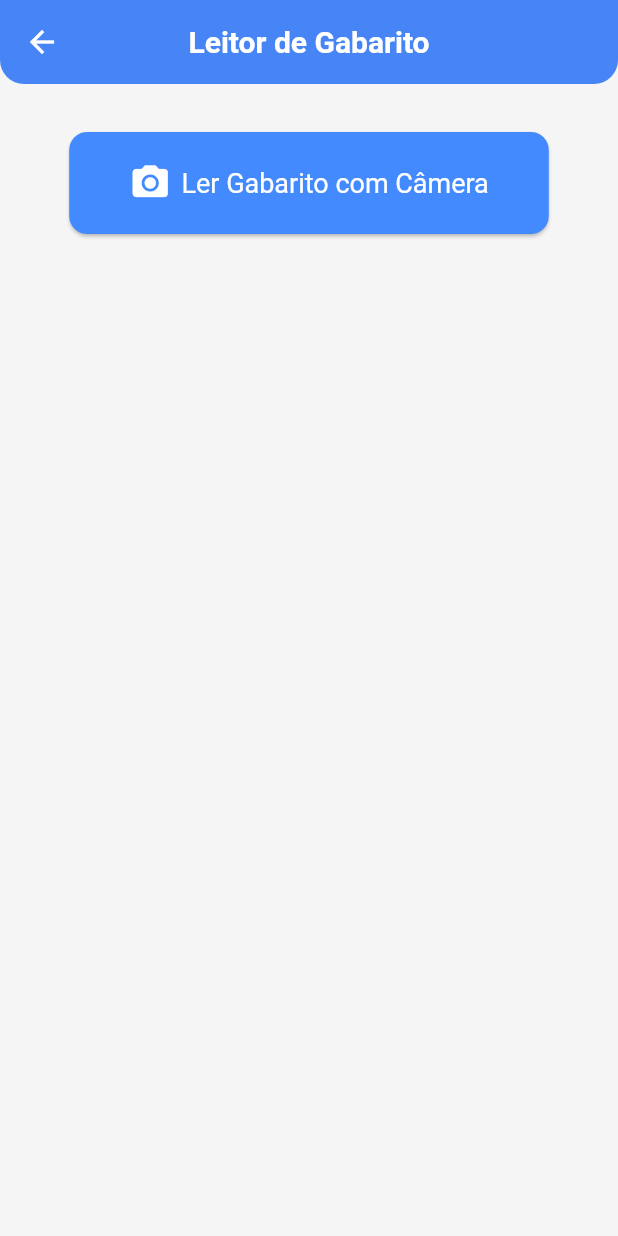
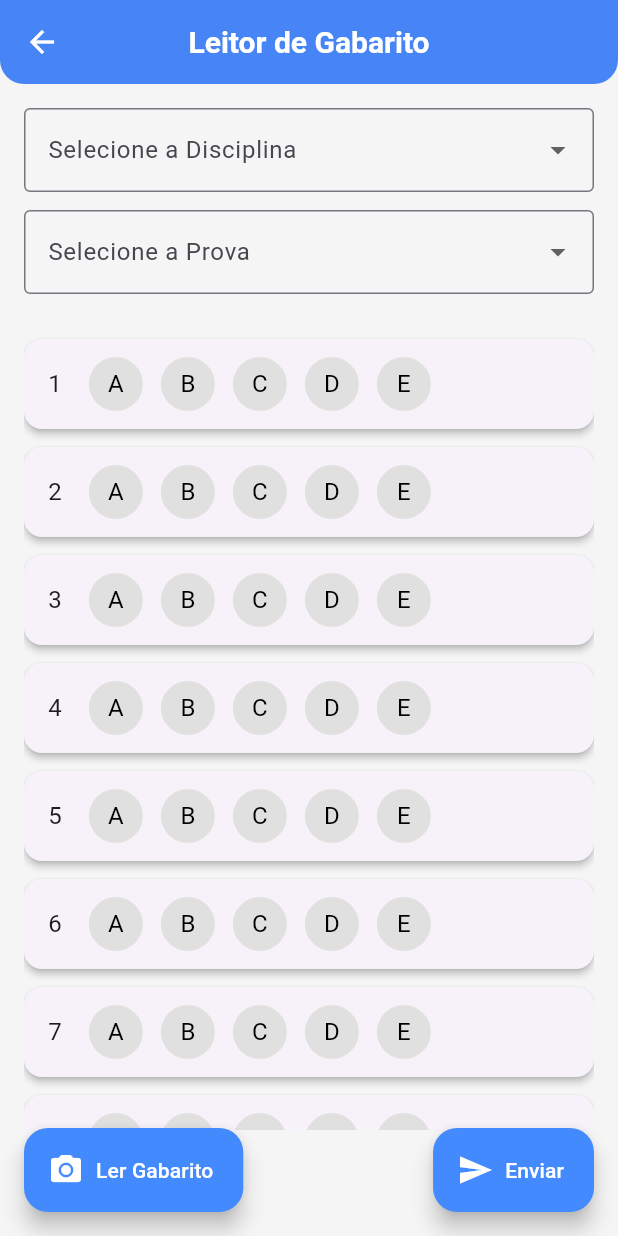
Before and after one commit to PatrickPierre1/Hackathon2025, a Flutter app: the GabaritoOCRPage screen opened directly with empty values, on a phone screen of 412 x 824 dp. Run offline on Flutter 3.47's test engine with Material 3 defaults, Android fonts, the phone set to English and light mode, and no system bars; our stand-ins replace image_picker; missing offline and left inert: google_mlkit_text_recognition.

```diff
--- /dev/null
+++ b/frontend/lib/models/disciplina.dart
@@ -0,0 +1,13 @@
+class Disciplina {
+  final int id;
+  final String nome;
+
+  Disciplina({required this.id, required this.nome});
+
+  factory Disciplina.fromJson(Map<String, dynamic> json) {
+    return Disciplina(
+      id: json['id'],
+      nome: json['nome'],
+    );
+  }
+}
--- a/frontend/lib/ui/pages/aluno_page.dart
+++ b/frontend/lib/ui/pages/aluno_page.dart
@@ -1,4 +1,5 @@
 import 'package:flutter/material.dart';
+import 'package:frontend/ui/pages/gabaritos_ocr_page.dart';
 import '../../models/turma.dart';
 import '../../models/aluno.dart';
 import '../widgets/custom_appbar.dart';
@@ -103,9 +104,8 @@ class _AlunosPageState extends State<AlunosPage> {
                       Navigator.push(
                         context,
                         MaterialPageRoute(
-                          builder: (context) => DisciplinasPage(
-                            turmaId: widget.turma.id,
-                            aluno: aluno,
+                          builder: (context) => GabaritoOCRPage(
+                            alunoId: aluno.id,
                           ),
                         ),
                       );
--- a/frontend/lib/ui/pages/gabaritos_ocr_page.dart
+++ b/frontend/lib/ui/pages/gabaritos_ocr_page.dart
@@ -1,13 +1,12 @@
 import 'dart:convert';
-
 import 'package:flutter/material.dart';
-import 'package:frontend/ui/widgets/custom_appbar.dart';
 import 'package:google_mlkit_text_recognition/google_mlkit_text_recognition.dart';
 import 'package:image_picker/image_picker.dart';
-import '../../datasources/remote/gabarito_remote.dart';
+import '../../ui/widgets/custom_appbar.dart';
 
 class GabaritoOCRPage extends StatefulWidget {
   final int alunoId;
+
   const GabaritoOCRPage({super.key, required this.alunoId});
 
   @override
@@ -18,6 +17,12 @@ class _GabaritoOCRPageState extends State<GabaritoOCRPage> {
   Map<int, String> respostas = {};
   bool carregando = false;
   String? erro;
+
+  String? _disciplinaSelecionada;
+  String? _provaSelecionada;
+
+  final List<String> disciplinas = ['Matemática', 'Português', 'Física'];
+  final List<String> provas = ['Prova 1', 'Prova 2', 'Prova Final'];
 
   Future<void> _lerImagem() async {
     setState(() {
@@ -40,8 +45,7 @@ class _GabaritoOCRPageState extends State<GabaritoOCRPage> {
 
       final inputImage = InputImage.fromFilePath(image.path);
       final textRecognizer = TextRecognizer();
-      final RecognizedText recognizedText =
-      await textRecognizer.processImage(inputImage);
+      final recognizedText = await textRecognizer.processImage(inputImage);
 
       final Map<int, String> detectadas = {};
       final RegExp padrao = RegExp(r'(\d{1,2})\s*[-–]\s*([A-Ea-e])');
@@ -74,39 +78,26 @@ class _GabaritoOCRPageState extends State<GabaritoOCRPage> {
   }
 
   @override
+  void initState() {
+    super.initState();
+
+    for (int i = 1; i <= 10; i++) {
+      respostas[i] = '';
+    }
+  }
+
+  @override
   Widget build(BuildContext context) {
     return Scaffold(
       appBar: const CustomAppBar(title: 'Leitor de Gabarito'),
       backgroundColor: Colors.grey[100],
-      floatingActionButton: respostas.isNotEmpty
-          ? FloatingActionButton.extended(
-        onPressed: _enviarRespostas,
-        icon: const Icon(Icons.send),
-        label: const Text('Enviar'),
-        backgroundColor: Colors.blueAccent,
-      )
-          : null,
-      body: Column(
+      body: Stack(
         children: [
-          const SizedBox(height: 32),
-          Center(
-            child: ElevatedButton.icon(
-              style: ElevatedButton.styleFrom(
-                foregroundColor: Colors.white,
-                backgroundColor: Colors.blueAccent,
-                padding:
-                const EdgeInsets.symmetric(horizontal: 40, vertical: 20),
-                textStyle: const TextStyle(fontSize: 18),
-                shape: RoundedRectangleBorder(
-                  borderRadius: BorderRadius.circular(12),
-                ),
-              ),
-              onPressed: carregando ? null : _lerImagem,
-              icon: const Icon(Icons.camera_alt, size: 28, color: Colors.white),
-              label: const Text('Ler Gabarito com Câmera'),
-
-            ),
-          ),
+          Padding(
+            padding: const EdgeInsets.all(16.0),
+            child: Column(
+              children: [
+                _buildDropdowns(),
                 const SizedBox(height: 24),
                 if (carregando) const CircularProgressIndicator(),
                 if (erro != null)
@@ -120,33 +111,41 @@ class _GabaritoOCRPageState extends State<GabaritoOCRPage> {
                 if (respostas.isNotEmpty)
                   Expanded(
                     child: ListView.builder(
-                padding: const EdgeInsets.all(16),
-                itemCount: respostas.length,
+                      itemCount: 10,
                       itemBuilder: (context, index) {
-                  final questao = respostas.keys.elementAt(index);
-                  final resposta = respostas[questao]!;
-                  return Card(
-                    margin: const EdgeInsets.symmetric(vertical: 6),
-                    shape: RoundedRectangleBorder(
-                      borderRadius: BorderRadius.circular(12),
-                    ),
-                    elevation: 2,
-                    child: ListTile(
-                      title: Text(
-                        'Questão $questao',
-                        style: const TextStyle(fontWeight: FontWeight.bold),
-                      ),
-                      trailing: Text(
-                        resposta,
-                        style: const TextStyle(
-                          color: Colors.blueAccent,
-                          fontSize: 16,
-                          fontWeight: FontWeight.w600,
+                        final questao = index + 1;
+                        final marcada = respostas[questao] ?? '';
+                        return _buildGabaritoVisual(questao, marcada);
+                      },
                     ),
                   ),
+                SizedBox(
+                  height: 55,
                 ),
-                  );
-                },
+              ],
+            ),
+          ),
+          Positioned(
+            left: 16,
+            bottom: 16,
+            child: FloatingActionButton.extended(
+              onPressed: carregando ? null : _lerImagem,
+              icon: const Icon(Icons.camera_alt),
+              label: const Text('Ler Gabarito'),
+              backgroundColor: Colors.blueAccent,
+              foregroundColor: Colors.white,
+            ),
+          ),
+          if (respostas.isNotEmpty)
+            Positioned(
+              right: 16,
+              bottom: 16,
+              child: FloatingActionButton.extended(
+                onPressed: _enviarRespostas,
+                icon: const Icon(Icons.send),
+                label: const Text('Enviar'),
+                backgroundColor: Colors.blueAccent,
+                foregroundColor: Colors.white,
               ),
             ),
         ],
@@ -154,25 +153,79 @@ class _GabaritoOCRPageState extends State<GabaritoOCRPage> {
     );
   }
 
-  // Future<void> _enviarRespostas() async {
-  //   final gabaritoRemote = GabaritoRemoteDataSource();
-  //
-  //   try {
-  //     await gabaritoRemote.enviarRespostas(
-  //       alunoId: widget.alunoId,
-  //       provaId: '456',
-  //       respostas: respostas,
-  //     );
-  //
-  //     ScaffoldMessenger.of(context).showSnackBar(
-  //       const SnackBar(content: Text('Gabarito enviado com sucesso!')),
-  //     );
-  //   } catch (e) {
-  //     ScaffoldMessenger.of(context).showSnackBar(
-  //       SnackBar(content: Text('Erro ao enviar: $e')),
-  //     );
-  //   }
-  // }
+  Widget _buildDropdowns() {
+    return Column(
+      children: [
+        DropdownButtonFormField<String>(
+          value: _disciplinaSelecionada,
+          decoration: const InputDecoration(
+            labelText: 'Selecione a Disciplina',
+            border: OutlineInputBorder(),
+          ),
+          items: disciplinas
+              .map((d) => DropdownMenuItem(value: d, child: Text(d)))
+              .toList(),
+          onChanged: (value) => setState(() => _disciplinaSelecionada = value),
+        ),
+        const SizedBox(height: 12),
+        DropdownButtonFormField<String>(
+          value: _provaSelecionada,
+          decoration: const InputDecoration(
+            labelText: 'Selecione a Prova',
+            border: OutlineInputBorder(),
+          ),
+          items: provas
+              .map((p) => DropdownMenuItem(value: p, child: Text(p)))
+              .toList(),
+          onChanged: (value) => setState(() => _provaSelecionada = value),
+        ),
+      ],
+    );
+  }
+
+  Widget _buildGabaritoVisual(int questao, String marcada) {
+    final letras = ['A', 'B', 'C', 'D', 'E'];
+    return Card(
+      margin: const EdgeInsets.symmetric(vertical: 6),
+      shape: RoundedRectangleBorder(borderRadius: BorderRadius.circular(12)),
+      elevation: 2,
+      child: Padding(
+        padding: const EdgeInsets.symmetric(horizontal: 16, vertical: 12),
+        child: Row(
+          children: [
+            Text('$questao', style: const TextStyle(fontSize: 16)),
+            const SizedBox(width: 12),
+            ...letras.map((letra) {
+              final selecionada = letra == marcada;
+              return Padding(
+                padding: const EdgeInsets.symmetric(horizontal: 6),
+                child: InkWell(
+                  onTap: () {
+                    setState(() {
+                      respostas[questao] = letra;
+                    });
+                  },
+                  child: CircleAvatar(
+                    radius: 18,
+                    backgroundColor:
+                    selecionada ? Colors.blueAccent : Colors.grey[300],
+                    child: Text(
+                      letra,
+                      style: TextStyle(
+                        color: selecionada ? Colors.white : Colors.black,
+                        fontWeight:
+                        selecionada ? FontWeight.bold : FontWeight.normal,
+                      ),
+                    ),
+                  ),
+                ),
+              );
+            }).toList(),
+          ],
+        ),
+      ),
+    );
+  }
 
   void _enviarRespostas() {
     final alunoId = widget.alunoId;
@@ -184,7 +237,8 @@ class _GabaritoOCRPageState extends State<GabaritoOCRPage> {
       'respostas': respostas.map((k, v) => MapEntry(k.toString(), v)),
     };
 
-    final jsonFormatado = const JsonEncoder.withIndent('  ').convert(jsonSimulado);
+    final jsonFormatado =
+    const JsonEncoder.withIndent('  ').convert(jsonSimulado);
 
     showDialog(
       context: context,
```
Also changed, not shown: frontend/lib/models/aluno.dart (added, +15 -0 lines), frontend/lib/models/turma.dart (added, +20 -0 lines), frontend/lib/ui/pages/login_page.dart (+6 -2 lines), frontend/lib/ui/pages/turma_page.dart (+11 -0 lines), frontend/lib/ui/widgets/bottom_navigationbar.dart (added, +30 -0 lines), frontend/lib/ui/widgets/password_field.dart (renamed from frontend/lib/widgets/password_field.dart), frontend/pubspec.lock. Lines whose indentation alone changed are shown as unchanged.
